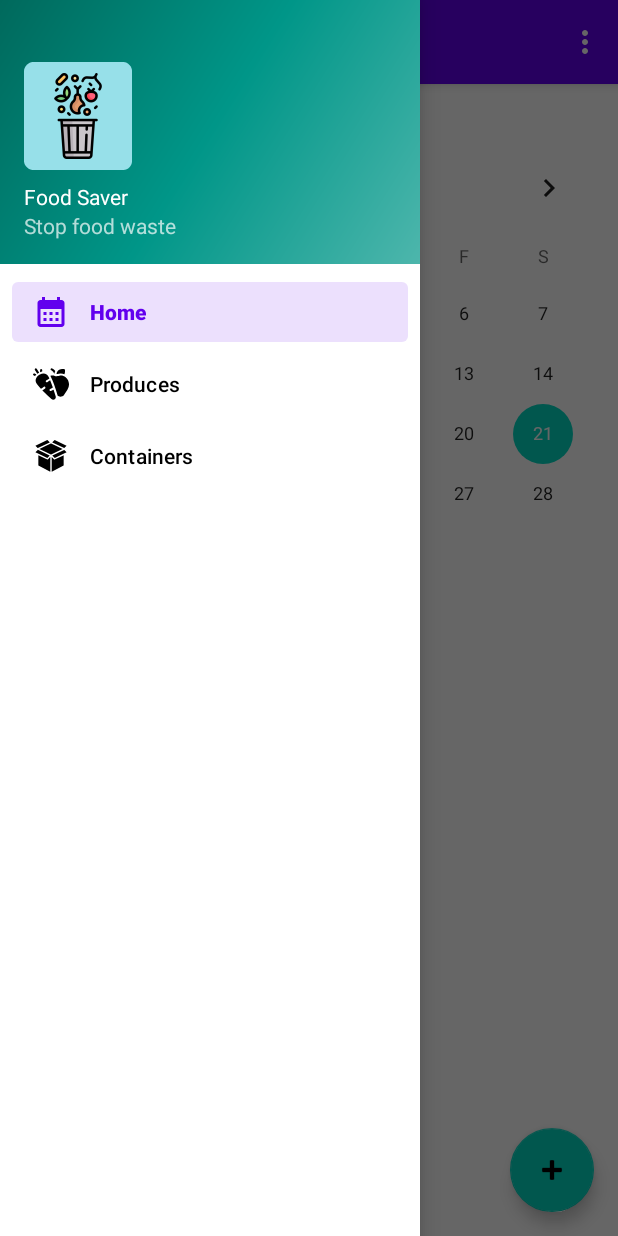
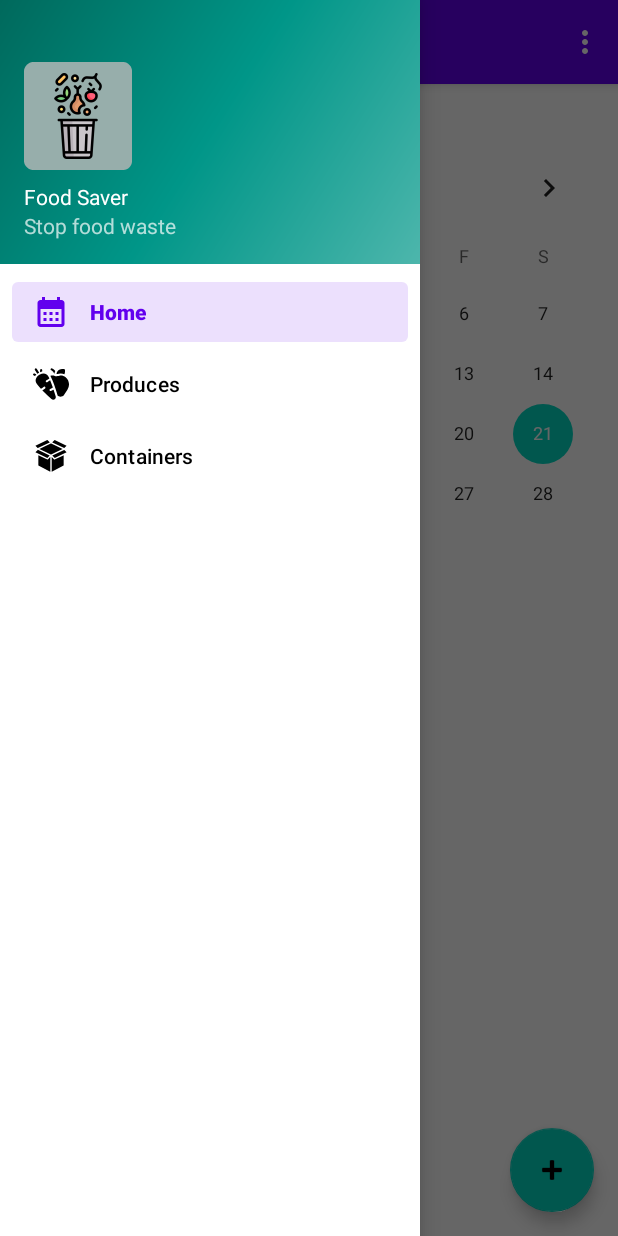
Before and after one commit to DogaruAlexandru/PDMPA, an Android app: the screen it shows after launch (MainActivity), with the side drawer open, on a phone screen of 412 x 824 dp. Run offline under Robolectric (Android 15) with nearby library versions, the phone set to English and light mode, and no system bars; our stand-ins replace navigation-ui.

Commit message:
Added some colors and changed background color of app icon

```diff
--- a/Client/app/src/main/res/drawable/ic_launcher_background.xml
+++ b/Client/app/src/main/res/drawable/ic_launcher_background.xml
@@ -5,6 +5,6 @@
     android:viewportHeight="108"
     android:viewportWidth="108"
     xmlns:android="http://schemas.android.com/apk/res/android">
-    <path android:fillColor="#97E0E9"
-          android:pathData="M0,0h108v108h-108z"/>
+    <path android:fillColor="@color/ash_gray"
+        android:pathData="M0,0h108v108h-108z"/>
 </vector>
```
Also changed, not shown: Client/app/src/main/res/values/colors.xml (+17 -0 lines), Client/app/src/main/ic_launcher-playstore.png, Client/app/src/main/res/mipmap-hdpi/ic_launcher.webp, Client/app/src/main/res/mipmap-hdpi/ic_launcher_round.webp, Client/app/src/main/res/mipmap-mdpi/ic_launcher.webp, Client/app/src/main/res/mipmap-mdpi/ic_launcher_round.webp, Client/app/src/main/res/mipmap-xhdpi/ic_launcher.webp, Client/app/src/main/res/mipmap-xhdpi/ic_launcher_round.webp, Client/app/src/main/res/mipmap-xxhdpi/ic_launcher.webp, Client/app/src/main/res/mipmap-xxhdpi/ic_launcher_round.webp, Client/app/src/main/res/mipmap-xxxhdpi/ic_launcher.webp, Client/app/src/main/res/mipmap-xxxhdpi/ic_launcher_round.webp.
